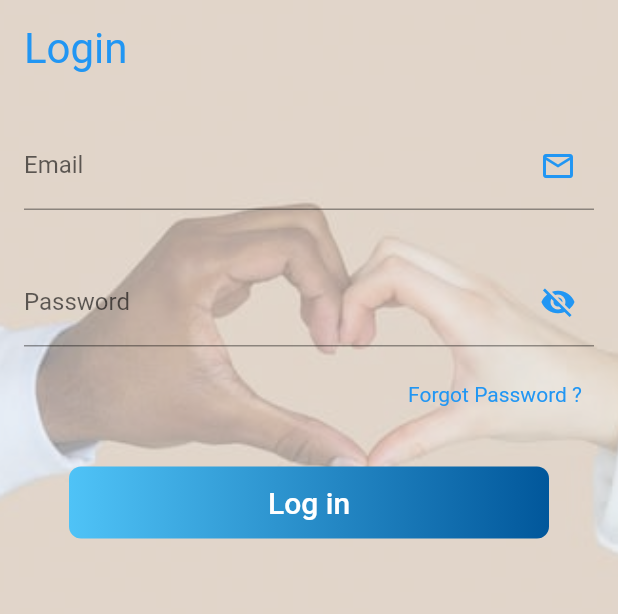
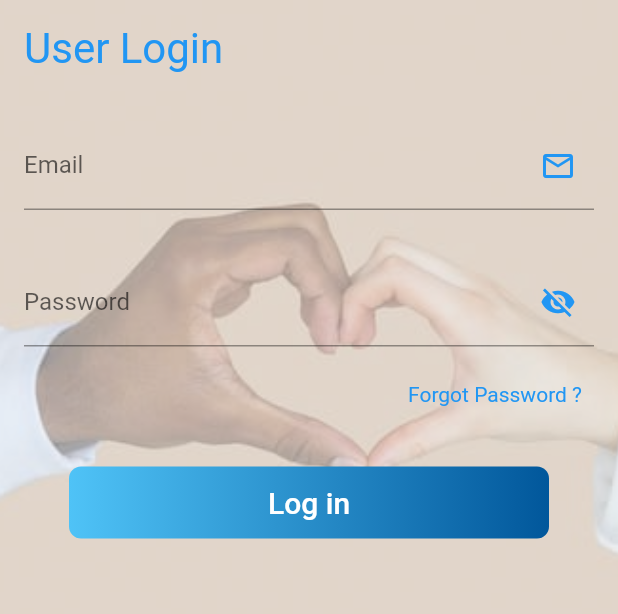
Before and after one commit to brudex/cornerstonemobile, a Flutter app: the screen it shows after launch, after a tap on "Log in", on a phone screen of 412 x 824 dp, the part 244-858 px from its top. Run offline on Flutter 3.47's test engine with Material 2 defaults, Android fonts, the phone set to English and light mode, and no system bars; our stand-ins replace badges, dio, firebase_core, firebase_messaging, flutter_calendar_carousel, flutter_svg and 7 more; missing offline and left inert: chewie_audio, flutter_webview_plugin, geocoder; accounts and stored records are empty; project files that could hold a hidden picture were left out.

Commit message:
Login label to User Login

```diff
--- a/lib/access_pages/login.dart
+++ b/lib/access_pages/login.dart
@@ -186,7 +186,7 @@ class LoginState extends State<Login> {
                           Padding(
                             padding: const EdgeInsets.all(16.0),
                             child: Text(
-                              'Login',
+                              'User Login',
                               style:
                                   TextStyle(fontSize: 28.0, color: Colors.blue),
                               textAlign: TextAlign.left,
```
